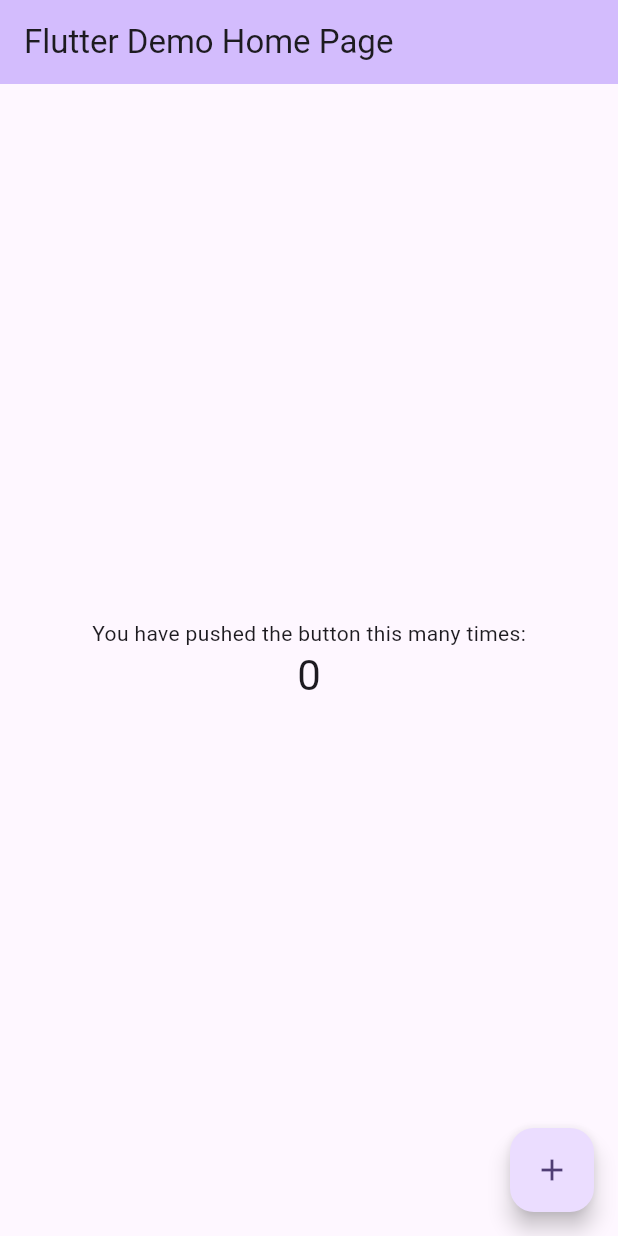
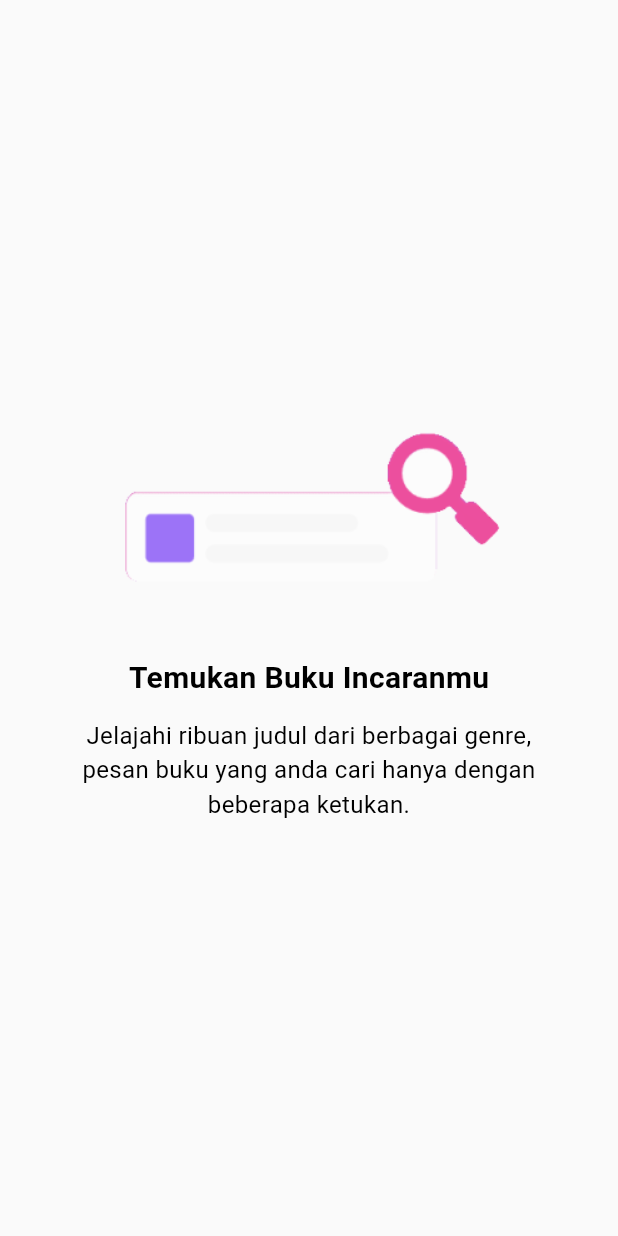
Before and after one commit to iqbalmaftuha/project-mobile, a Flutter app: the screen it shows after launch, on a phone screen of 412 x 824 dp. Run offline on Flutter 3.47's test engine with Material 3 defaults, Android fonts, the phone set to English and light mode, and no system bars; our stand-ins replace google_fonts.

Commit message:
Pesan commit Anda di sini

```diff
--- a/lib/main.dart
+++ b/lib/main.dart
@@ -1,125 +1,37 @@
 import 'package:flutter/material.dart';
+import 'package:projectmobile/pages/intro1_page.dart';
+import 'package:projectmobile/pages/intro2_page.dart';
+import 'package:projectmobile/shared/shared.dart';
 
 void main() {
   runApp(const MyApp());
 }
 
 class MyApp extends StatelessWidget {
-  const MyApp({super.key});
+  const MyApp({Key? key}) : super(key: key);
 
   // This widget is the root of your application.
   @override
   Widget build(BuildContext context) {
     return MaterialApp(
-      title: 'Flutter Demo',
+      title: 'Your App Title',
       theme: ThemeData(
-        // This is the theme of your application.
-        //
-        // TRY THIS: Try running your application with "flutter run". You'll see
-        // the application has a purple toolbar. Then, without quitting the app,
-        // try changing the seedColor in the colorScheme below to Colors.green
-        // and then invoke "hot reload" (save your changes or press the "hot
-        // reload" button in a Flutter-supported IDE, or press "r" if you used
-        // the command line to start the app).
-        //
-        // Notice that the counter didn't reset back to zero; the application
-        // state is not lost during the reload. To reset the state, use hot
-        // restart instead.
-        //
-        // This works for code too, not just values: Most code changes can be
-        // tested with just a hot reload.
-        colorScheme: ColorScheme.fromSeed(seedColor: Colors.deepPurple),
-        useMaterial3: true,
+        scaffoldBackgroundColor: lightBackgroundColor,
+        appBarTheme: AppBarTheme(
+          backgroundColor: whiteColor,
+          elevation: 0,
+          iconTheme: IconThemeData(color: blackColor),
+          centerTitle: true,
+          titleTextStyle:
+              blackTextStyle.copyWith(fontSize: 20, fontWeight: semiBold),
+        ),
       ),
-      home: const MyHomePage(title: 'Flutter Demo Home Page'),
+      initialRoute: '/',
+      routes: {
+        '/': (context) => Intro1Page(),
+        '/intro2': (context) => Intro2Page(),
+        // Add more routes if needed
+      },
     );
   }
 }
-
-class MyHomePage extends StatefulWidget {
-  const MyHomePage({super.key, required this.title});
-
-  // This widget is the home page of your application. It is stateful, meaning
-  // that it has a State object (defined below) that contains fields that affect
-  // how it looks.
-
-  // This class is the configuration for the state. It holds the values (in this
-  // case the title) provided by the parent (in this case the App widget) and
-  // used by the build method of the State. Fields in a Widget subclass are
-  // always marked "final".
-
-  final String title;
-
-  @override
-  State<MyHomePage> createState() => _MyHomePageState();
-}
-
-class _MyHomePageState extends State<MyHomePage> {
-  int _counter = 0;
-
-  void _incrementCounter() {
-    setState(() {
-      // This call to setState tells the Flutter framework that something has
-      // changed in this State, which causes it to rerun the build method below
-      // so that the display can reflect the updated values. If we changed
-      // _counter without calling setState(), then the build method would not be
-      // called again, and so nothing would appear to happen.
-      _counter++;
-    });
-  }
-
-  @override
-  Widget build(BuildContext context) {
-    // This method is rerun every time setState is called, for instance as done
-    // by the _incrementCounter method above.
-    //
-    // The Flutter framework has been optimized to make rerunning build methods
-    // fast, so that you can just rebuild anything that needs updating rather
-    // than having to individually change instances of widgets.
-    return Scaffold(
-      appBar: AppBar(
-        // TRY THIS: Try changing the color here to a specific color (to
-        // Colors.amber, perhaps?) and trigger a hot reload to see the AppBar
-        // change color while the other colors stay the same.
-        backgroundColor: Theme.of(context).colorScheme.inversePrimary,
-        // Here we take the value from the MyHomePage object that was created by
-        // the App.build method, and use it to set our appbar title.
-        title: Text(widget.title),
-      ),
-      body: Center(
-        // Center is a layout widget. It takes a single child and positions it
-        // in the middle of the parent.
-        child: Column(
-          // Column is also a layout widget. It takes a list of children and
-          // arranges them vertically. By default, it sizes itself to fit its
-          // children horizontally, and tries to be as tall as its parent.
-          //
-          // Column has various properties to control how it sizes itself and
-          // how it positions its children. Here we use mainAxisAlignment to
-          // center the children vertically; the main axis here is the vertical
-          // axis because Columns are vertical (the cross axis would be
-          // horizontal).
-          //
-          // TRY THIS: Invoke "debug painting" (choose the "Toggle Debug Paint"
-          // action in the IDE, or press "p" in the console), to see the
-          // wireframe for each widget.
-          mainAxisAlignment: MainAxisAlignment.center,
-          children: <Widget>[
-            const Text(
-              'You have pushed the button this many times:',
-            ),
-            Text(
-              '$_counter',
-              style: Theme.of(context).textTheme.headlineMedium,
-            ),
-          ],
-        ),
-      ),
-      floatingActionButton: FloatingActionButton(
-        onPressed: _incrementCounter,
-        tooltip: 'Increment',
-        child: const Icon(Icons.add),
-      ), // This trailing comma makes auto-formatting nicer for build methods.
-    );
-  }
-}
--- /dev/null
+++ b/lib/pages/intro1_page.dart
@@ -0,0 +1,54 @@
+import 'package:flutter/material.dart';
+import 'package:projectmobile/shared/shared.dart';
+import 'package:projectmobile/pages/intro2_page.dart';
+
+class Intro1Page extends StatelessWidget {
+  const Intro1Page({Key? key}) : super(key: key);
+
+  @override
+  Widget build(BuildContext context) {
+    return Scaffold(
+      body: GestureDetector(
+        onTap: () {
+          Navigator.of(context).push(
+            MaterialPageRoute(
+              builder: (context) => Intro2Page(),
+            ),
+          );
+        },
+        child: Padding(
+          padding: const EdgeInsets.symmetric(horizontal: 43),
+          child: Center(
+            child: Column(
+              mainAxisAlignment: MainAxisAlignment.center,
+              children: [
+                Image.asset(
+                  'assets/images/image1.png',
+                  scale: 1.2,
+                ),
+                SizedBox(height: 10),
+                Text(
+                  'Temukan Buku Incaranmu',
+                  style: TextStyle(
+                    fontSize: 20,
+                    fontWeight: FontWeight.bold,
+                    color: blackColor,
+                  ),
+                ),
+                SizedBox(height: 12),
+                Text(
+                  'Jelajahi ribuan judul dari berbagai genre, pesan buku yang anda cari hanya dengan beberapa ketukan.',
+                  textAlign: TextAlign.center,
+                  style: TextStyle(
+                    fontSize: 16.0,
+                    color: blackColor,
+                  ),
+                ),
+              ],
+            ),
+          ),
+        ),
+      ),
+    );
+  }
+}
--- /dev/null
+++ b/lib/shared/shared.dart
@@ -0,0 +1,4 @@
+import 'package:flutter/material.dart';
+import 'package:google_fonts/google_fonts.dart';
+
+part 'theme.dart';
--- /dev/null
+++ b/lib/shared/theme.dart
@@ -0,0 +1,27 @@
+part of 'shared.dart';
+
+Color whiteColor = const Color(0xffffffff);
+Color pinkColor = const Color(0xffBA788C);
+Color blackColor = const Color(0xff000000);
+// Color greyColor = const Color(0xffA4A8AE);
+// Color softGreyColor = const Color(0xffF1F1F1);
+Color lightBackgroundColor = const Color(0xffFAFAFA);
+// Color blueColor = const Color(0xff0083E4);
+// Color orangeColor = const Color(0xffFF9A18);
+// Color greenColor = const Color(0xff59BF70);
+// Color darkGreyColor = const Color(0xff545454);
+
+TextStyle blackTextStyle = GoogleFonts.poppins(color: blackColor);
+TextStyle whiteTextStyle = GoogleFonts.poppins(color: whiteColor);
+// TextStyle greyTextStyle = GoogleFonts.poppins(color: greyColor);
+// TextStyle blueTextStyle = GoogleFonts.poppins(color: blueColor);
+// TextStyle greenTextStyle = GoogleFonts.poppins(color: greenColor);
+// TextStyle orangeTextStyle = GoogleFonts.poppins(color: orangeColor);
+
+FontWeight light = FontWeight.w300;
+FontWeight reguler = FontWeight.w400;
+FontWeight medium = FontWeight.w500;
+FontWeight semiBold = FontWeight.w600;
+FontWeight bold = FontWeight.w700;
+FontWeight extraBold = FontWeight.w800;
+FontWeight black = FontWeight.w900;
```
Also changed, not shown: lib/pages/intro2_page.dart (added, +63 -0 lines), pubspec.yaml (+4 -3 lines), assets/images/image1.png (added), assets/images/image2.png (added), pubspec.lock, 1 other file.
